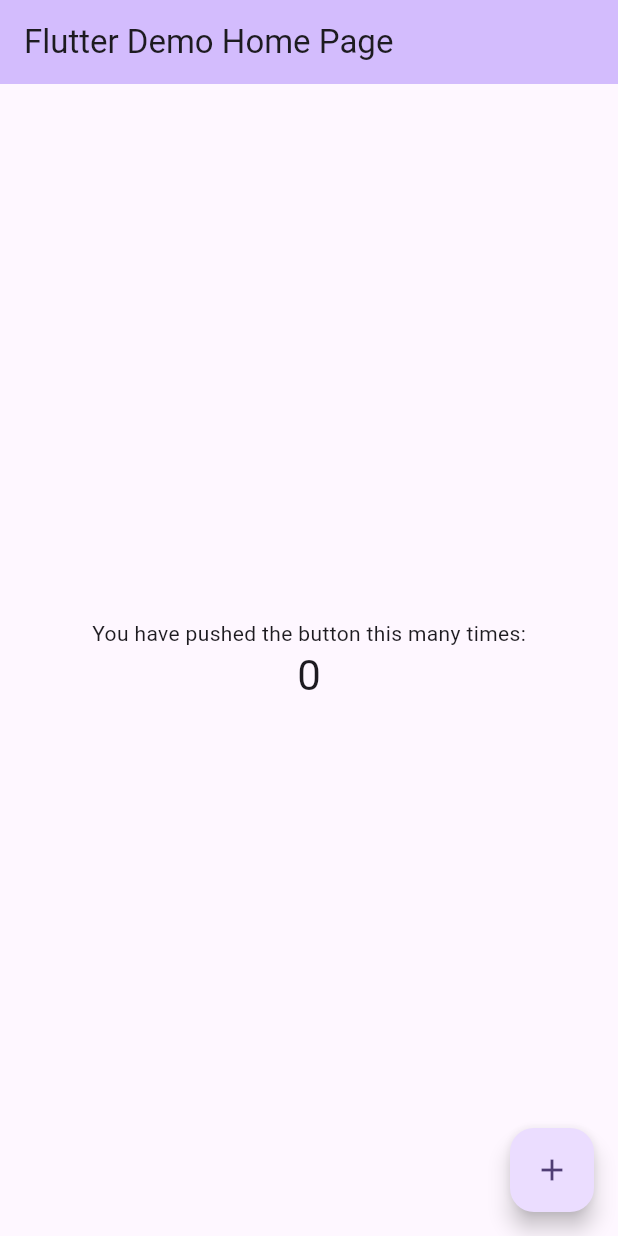
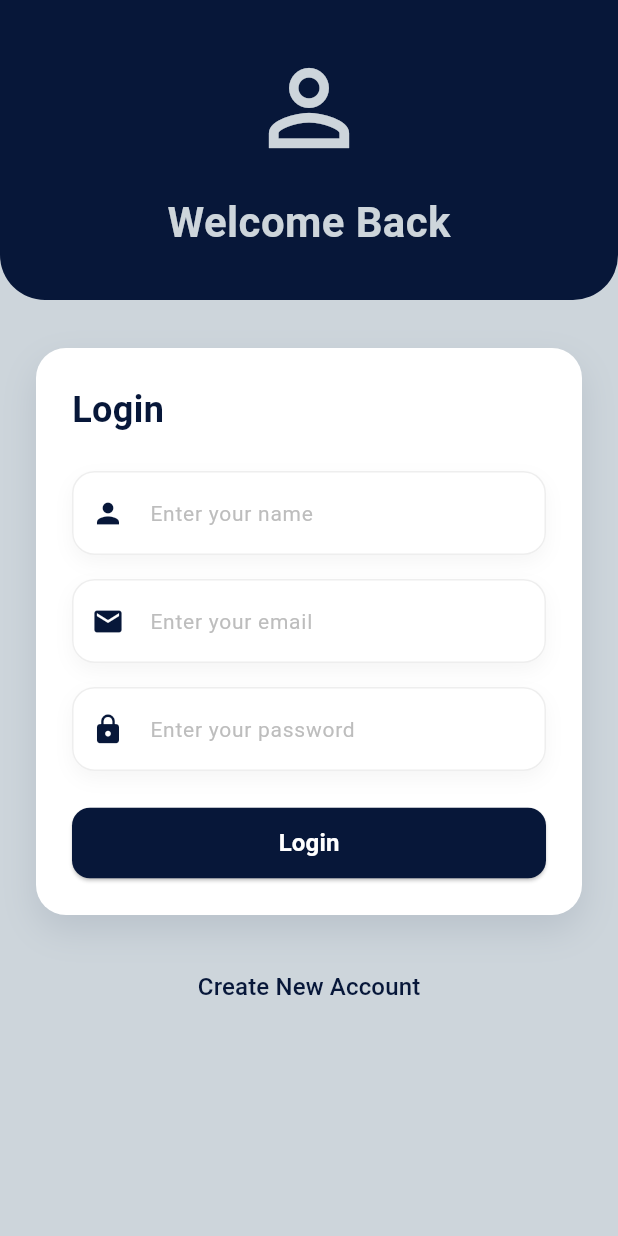
Before and after one commit to 5mod/learn_flutter, a Flutter app: the screen it shows after launch, on a phone screen of 412 x 824 dp. Run offline on Flutter 3.47's test engine with Material 3 defaults, Android fonts, the phone set to English and light mode, and no system bars.

Commit message:
The initial project structure, project colors,Strings, and Login screen have been added.

```diff
--- /dev/null
+++ b/lib/config/themes.dart
@@ -0,0 +1,11 @@
+import 'package:flutter/material.dart';
+
+class AppColors {
+  // App Colors
+  static const Color darkBlue = Color(0xFF071739);
+  static const Color greyBlue = Color(0xFF486382);
+  static const Color lightBlue = Color(0xFFA4B5C4);
+  static const Color paleBlue = Color(0xFFCDD5DB);
+  static const Color brown = Color(0xFFA68868);
+  static const Color beige = Color(0xFFE3C39D);
+}
--- /dev/null
+++ b/lib/core/constants/app_strings.dart
@@ -0,0 +1,11 @@
+class AppStrings {
+  // Login Screen
+  static const String welcome = "Welcome Back";
+  static const String login = "Login";
+  static const String name = "Enter your name";
+  static const String email = "Enter your email";
+  static const String password = "Enter your password";
+  static const String createAccount = "Create New Account";
+  // Messages
+  static const String comingSoon = "This app will be available soon. Thank you for your understanding!";
+}
--- /dev/null
+++ b/lib/core/widgets/custom_card.dart
@@ -0,0 +1,197 @@
+import 'package:flutter/material.dart';
+import 'package:learn_flutter/config/themes.dart';
+import 'package:learn_flutter/core/constants/app_strings.dart';
+
+class CustomLoginCard extends StatelessWidget {
+  final TextEditingController emailController;
+  final TextEditingController passwordController;
+  final TextEditingController nameController;
+  final VoidCallback onLoginPressed;
+
+  const CustomLoginCard({
+    super.key,
+    required this.emailController,
+    required this.passwordController,
+    required this.nameController,
+    required this.onLoginPressed,
+  });
+
+  @override
+  Widget build(BuildContext context) {
+    return Container(
+      decoration: BoxDecoration(
+        color: Colors.white,
+        borderRadius: BorderRadius.circular(20),
+        boxShadow: [
+          BoxShadow(
+            color: AppColors.darkBlue.withOpacity(0.1),
+            blurRadius: 20,
+            offset: const Offset(0, 10),
+          ),
+        ],
+      ),
+      child: Padding(
+        padding: const EdgeInsets.all(24),
+        child: Column(
+          crossAxisAlignment: CrossAxisAlignment.start,
+          mainAxisSize: MainAxisSize.min,
+          children: [
+            Text(
+              AppStrings.login,
+              style: TextStyle(
+                color: AppColors.darkBlue,
+                fontSize: 24,
+                fontWeight: FontWeight.bold,
+              ),
+            ),
+            const SizedBox(height: 24),
+
+            // Name TextField
+            CustomTextField(
+              controller: nameController,
+              hintText: AppStrings.name,
+              icon: Icons.person,
+            ),
+            const SizedBox(height: 16),
+
+            // Email TextField
+            CustomTextField(
+              controller: emailController,
+              hintText: AppStrings.email,
+              icon: Icons.email,
+            ),
+            const SizedBox(height: 16),
+
+            // Password TextField
+            CustomTextField(
+              controller: passwordController,
+              hintText: AppStrings.password,
+              icon: Icons.lock,
+              isPassword: true,
+            ),
+            const SizedBox(height: 24),
+
+            // Login Button
+            SizedBox(
+              width: double.infinity,
+              child: CustomButton(
+                onPressed: onLoginPressed,
+                text: AppStrings.login,
+              ),
+            ),
+          ],
+        ),
+      ),
+    );
+  }
+}
+
+// Custom TextField Widget
+class CustomTextField extends StatelessWidget {
+  final TextEditingController controller;
+  final String hintText;
+  final IconData icon;
+  final bool isPassword;
+
+  const CustomTextField({
+    super.key,
+    required this.controller,
+    required this.hintText,
+    required this.icon,
+    this.isPassword = false,
+  });
+
+  @override
+  Widget build(BuildContext context) {
+    return Container(
+      decoration: BoxDecoration(
+        color: Colors.white,
+        borderRadius: BorderRadius.circular(15),
+        boxShadow: [
+          BoxShadow(
+            color: Colors.grey.withOpacity(0.1),
+            blurRadius: 10,
+            offset: const Offset(0, 5),
+          ),
+        ],
+      ),
+      child: TextFormField(
+        controller: controller,
+        obscureText: isPassword,
+        style: const TextStyle(fontSize: 16),
+        decoration: InputDecoration(
+          labelText: hintText,
+          floatingLabelStyle: TextStyle(
+            color: AppColors.darkBlue,
+            fontSize: 16,
+            fontWeight: FontWeight.w500,
+          ),
+          labelStyle: TextStyle(
+            color: Colors.grey[400],
+            fontSize: 14,
+          ),
+          prefixIcon: Icon(
+            icon,
+            color: AppColors.darkBlue,
+            size: 22,
+          ),
+          focusedBorder: OutlineInputBorder(
+            borderRadius: BorderRadius.circular(15),
+            borderSide: BorderSide(
+              color: AppColors.darkBlue,
+              width: 1.5,
+            ),
+          ),
+          enabledBorder: OutlineInputBorder(
+            borderRadius: BorderRadius.circular(15),
+            borderSide: BorderSide(
+              color: Colors.grey[200]!,
+              width: 1.0,
+            ),
+          ),
+          filled: true,
+          fillColor: Colors.white,
+          contentPadding: const EdgeInsets.symmetric(
+            horizontal: 16,
+            vertical: 16,
+          ),
+          focusColor: AppColors.paleBlue.withOpacity(0.1),
+        ),
+      ),
+    );
+  }
+}
+
+// Custom Button Widget
+class CustomButton extends StatelessWidget {
+  final VoidCallback onPressed;
+  final String text;
+
+  const CustomButton({
+    super.key,
+    required this.onPressed,
+    required this.text,
+  });
+
+  @override
+  Widget build(BuildContext context) {
+    return ElevatedButton(
+      onPressed: onPressed,
+      style: ElevatedButton.styleFrom(
+        backgroundColor: AppColors.darkBlue,
+        foregroundColor: Colors.white,
+        padding: const EdgeInsets.symmetric(horizontal: 32, vertical: 12),
+        shape: RoundedRectangleBorder(
+          borderRadius: BorderRadius.circular(12),
+        ),
+      ),
+      child: Text(
+        text,
+        style: const TextStyle(
+          fontSize: 16,
+          fontWeight: FontWeight.bold,
+        ),
+      ),
+    );
+  }
+}
--- a/lib/main.dart
+++ b/lib/main.dart
@@ -1,4 +1,5 @@
 import 'package:flutter/material.dart';
+import 'package:learn_flutter/presentation/screens/login/login_screen.dart';
 
 void main() {
   runApp(const MyApp());
@@ -31,7 +32,7 @@ class MyApp extends StatelessWidget {
         colorScheme: ColorScheme.fromSeed(seedColor: Colors.deepPurple),
         useMaterial3: true,
       ),
-      home: const MyHomePage(title: 'Flutter Demo Home Page'),
+      home: const LoginScreen(),
     );
   }
 }
--- /dev/null
+++ b/lib/presentation/screens/login/login_screen.dart
@@ -0,0 +1,119 @@
+import 'package:flutter/material.dart';
+import 'package:learn_flutter/config/themes.dart';
+import 'package:learn_flutter/core/constants/app_strings.dart';
+import 'package:learn_flutter/core/widgets/custom_card.dart';
+
+class LoginScreen extends StatefulWidget {
+  const LoginScreen({super.key});
+
+  @override
+  State<LoginScreen> createState() => _LoginScreenState();
+}
+
+class _LoginScreenState extends State<LoginScreen> {
+  final TextEditingController _emailController = TextEditingController();
+  final TextEditingController _passwordController = TextEditingController();
+  final TextEditingController _nameController = TextEditingController();
+
+  void _handleLogin() {
+    _nameController.clear();
+    _emailController.clear();
+    _passwordController.clear();
+
+    ScaffoldMessenger.of(context).showSnackBar(
+      SnackBar(
+        content: Text(
+          AppStrings.comingSoon,
+          style: const TextStyle(fontSize: 16),
+        ),
+        backgroundColor: AppColors.darkBlue,
+        duration: const Duration(seconds: 3),
+        behavior: SnackBarBehavior.floating,
+        margin: const EdgeInsets.all(20),
+        shape: RoundedRectangleBorder(
+          borderRadius: BorderRadius.circular(10),
+        ),
+      ),
+    );
+  }
+
+  @override
+  Widget build(BuildContext context) {
+    return Scaffold(
+      backgroundColor: AppColors.paleBlue,
+      body: SafeArea(
+        child: SingleChildScrollView(
+          child: Column(
+            children: [
+              Container(
+                height: 200,
+                width: double.infinity,
+                decoration: BoxDecoration(
+                  color: AppColors.darkBlue,
+                  borderRadius: const BorderRadius.only(
+                    bottomLeft: Radius.circular(30),
+                    bottomRight: Radius.circular(30),
+                  ),
+                ),
+                child: Column(
+                  mainAxisAlignment: MainAxisAlignment.center,
+                  children: [
+                    Icon(
+                      Icons.person_outline,
+                      size: 80,
+                      color: AppColors.paleBlue,
+                    ),
+                    const SizedBox(height: 16),
+                    Text(
+                      AppStrings.welcome,
+                      style: TextStyle(
+                        color: AppColors.paleBlue,
+                        fontSize: 28,
+                        fontWeight: FontWeight.bold,
+                      ),
+                    ),
+                  ],
+                ),
+              ),
+
+              const SizedBox(height: 32),
+
+              Padding(
+                padding: const EdgeInsets.symmetric(horizontal: 24),
+                child: CustomLoginCard(
+                  emailController: _emailController,
+                  passwordController: _passwordController,
+                  nameController: _nameController,
+                  onLoginPressed: _handleLogin,
+                ),
+              ),
+
+              const SizedBox(height: 24),
+
+              TextButton(
+                onPressed: () {
+                },
+                child: Text(
+                  AppStrings.createAccount,
+                  style: TextStyle(
+                    color: AppColors.darkBlue,
+                    fontSize: 16,
+                    fontWeight: FontWeight.w500,
+                  ),
+                ),
+              ),
+            ],
+          ),
+        ),
+      ),
+    );
+  }
+
+  @override
+  void dispose() {
+    _emailController.dispose();
+    _passwordController.dispose();
+    _nameController.dispose();
+    super.dispose();
+  }
+}
```
Also changed, not shown: lib/config/routes.dart (added).
